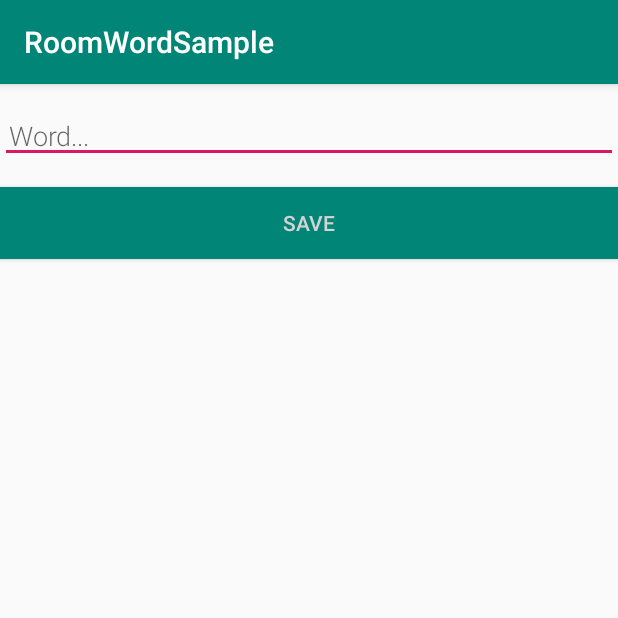
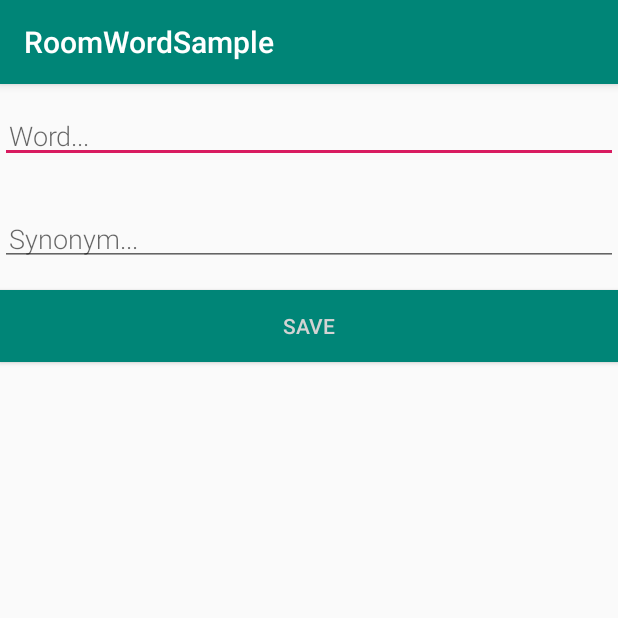
Before and after one commit to CH4BRN/RoomWordsPoC, an Android app: the NewWordActivity screen opened directly, with no data from a screen before it, on a phone screen of 412 x 824 dp, the top half of it. Run offline under Robolectric (Android 15) with nearby library versions, the phone set to English and light mode, and no system bars.

Commit message:
updated layout

```diff
--- a/app/src/main/res/layout/activity_new_word.xml
+++ b/app/src/main/res/layout/activity_new_word.xml
@@ -15,6 +15,18 @@
         android:layout_marginTop="@dimen/big_padding"
         android:textSize="18sp" />
 
+    <EditText
+        android:id="@+id/edit_synonym"
+        android:layout_width="match_parent"
+        android:layout_height="wrap_content"
+        android:fontFamily="sans-serif-light"
+        android:hint="Synonym..."
+        android:inputType="textAutoComplete"
+        android:padding="@dimen/small_padding"
+        android:layout_marginBottom="@dimen/big_padding"
+        android:layout_marginTop="@dimen/big_padding"
+        android:textSize="18sp" />
+
     <Button
         android:id="@+id/button_save"
         android:layout_width="match_parent"
--- a/app/src/main/res/layout/recyclerview_item.xml
+++ b/app/src/main/res/layout/recyclerview_item.xml
@@ -14,7 +14,7 @@
     <TextView
         android:layout_width="match_parent"
         android:layout_height="wrap_content"
-        android:id="@+id/textView_id"
+        android:id="@+id/textView_synonym"
         style="@style/word_title"
         android:background="@android:color/holo_green_dark" />
 </LinearLayout>
```
